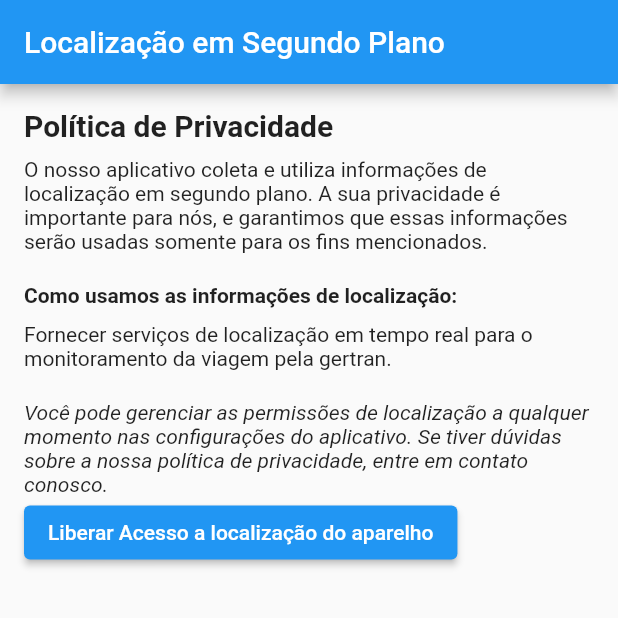
After one commit to williansjaime/AppGertran1000, a Flutter app: the PrivacyPolicyScreen screen opened directly, after a tap on "Liberar Acesso a localização do aparelho", on a phone screen of 412 x 824 dp, the top half of it. The commit adds this screen. Run offline on Flutter 3.47's test engine with Material 2 defaults, Android fonts, the phone set to English and light mode, and no system bars; our stand-ins replace flutter_local_notifications, geolocator, image_picker, shared_preferences; missing offline and left inert: bmnav, flutter_background_service, flutter_map_marker_cluster, flutter_osm_plugin, latlng, mask_shifter; accounts and stored records are empty.

Commit message:
adicionado verificação privacidade

```diff
--- /dev/null
+++ b/lib/pages/PrivacyPolicyScreen.dart
@@ -0,0 +1,49 @@
+import 'package:flutter/material.dart';
+
+import '../services/geo_pos.dart';
+
+class PrivacyPolicyScreen extends StatelessWidget {
+  @override
+  Widget build(BuildContext context) {
+    return Scaffold(
+      appBar: AppBar(
+        title: Text('Localização em Segundo Plano'),
+      ),
+      body: Padding(
+        padding: const EdgeInsets.all(16.0),
+        child: Column(
+          crossAxisAlignment: CrossAxisAlignment.start,
+          children: [
+            Text(
+              'Política de Privacidade',
+              style: TextStyle(fontSize: 20, fontWeight: FontWeight.bold),
+            ),
+            SizedBox(height: 10),
+            Text(
+              'O nosso aplicativo coleta e utiliza informações de localização em segundo plano. A sua privacidade é importante para nós, e garantimos que essas informações serão usadas somente para os fins mencionados.',
+            ),
+            SizedBox(height: 20),
+            Text(
+              'Como usamos as informações de localização:',
+              style: TextStyle(fontWeight: FontWeight.bold),
+            ),
+            SizedBox(height: 10),
+            Text(
+              'Fornecer serviços de localização em tempo real para o monitoramento da viagem pela gertran.',
+            ),
+            SizedBox(height: 20),
+            Text(
+              'Você pode gerenciar as permissões de localização a qualquer momento nas configurações do aplicativo. Se tiver dúvidas sobre a nossa política de privacidade, entre em contato conosco.',
+              style: TextStyle(fontStyle: FontStyle.italic),
+            ),
+            ElevatedButton(
+                onPressed: () async {
+                  var t = await GeoPos.retornaPosicao();
+                },
+                child: const Text("Liberar Acesso a localização do aparelho")),
+          ],
+        ),
+      ),
+    );
+  }
+}
--- /dev/null
+++ b/lib/services/geo_pos.dart
@@ -0,0 +1,13 @@
+import 'dart:io';
+
+import 'package:geolocator/geolocator.dart';
+
+class GeoPos {
+  static Future<dynamic> retornaPosicao() async {
+    if (Platform.isAndroid || Platform.isIOS) {
+      await Geolocator.requestPermission();
+
+      return await Geolocator.getCurrentPosition().then((value) => value);
+    }
+  }
+}
--- a/pubspec.yaml
+++ b/pubspec.yaml
@@ -60,6 +60,8 @@ dependencies:
   workmanager: ^0.5.1
   shared_preferences: ^2.0.9
   path_provider: ^2.1.0
+  flutter_background_service: ^5.0.1
+  flutter_local_notifications: ^15.1.0+1
 
 dev_dependencies:
   flutter_test:
```
Also changed, not shown: lib/main.dart (+6 -1 lines), lib/pages/login.page.dart (+18 -4 lines), lib/services/background_service.dart (added, +136 -0 lines), pubspec.lock, 1 other file.
